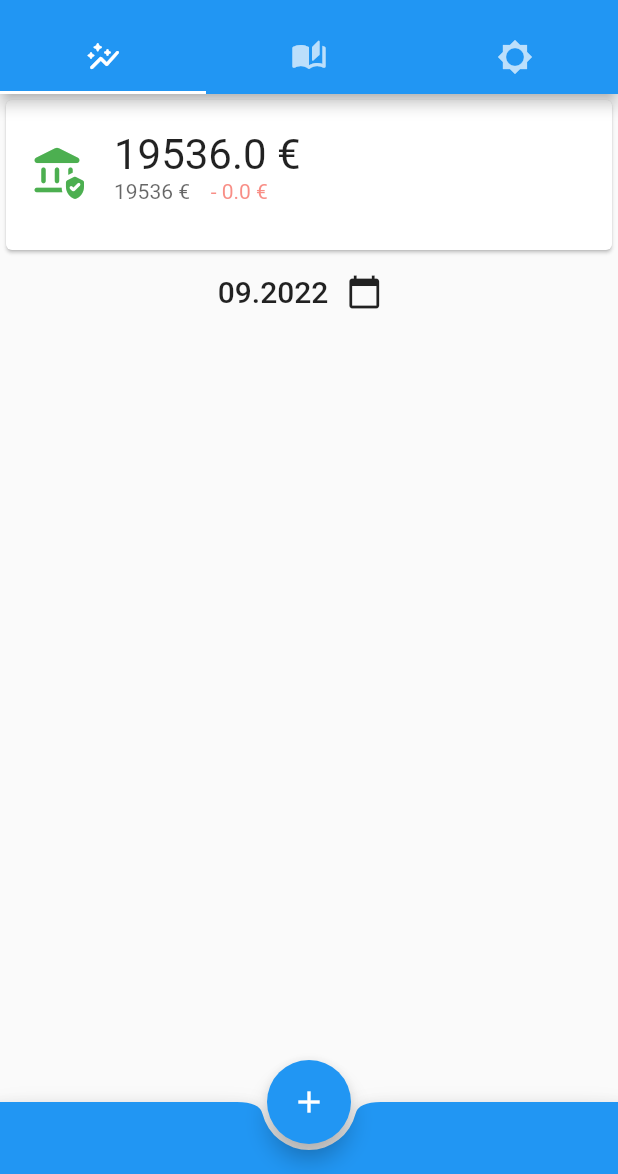
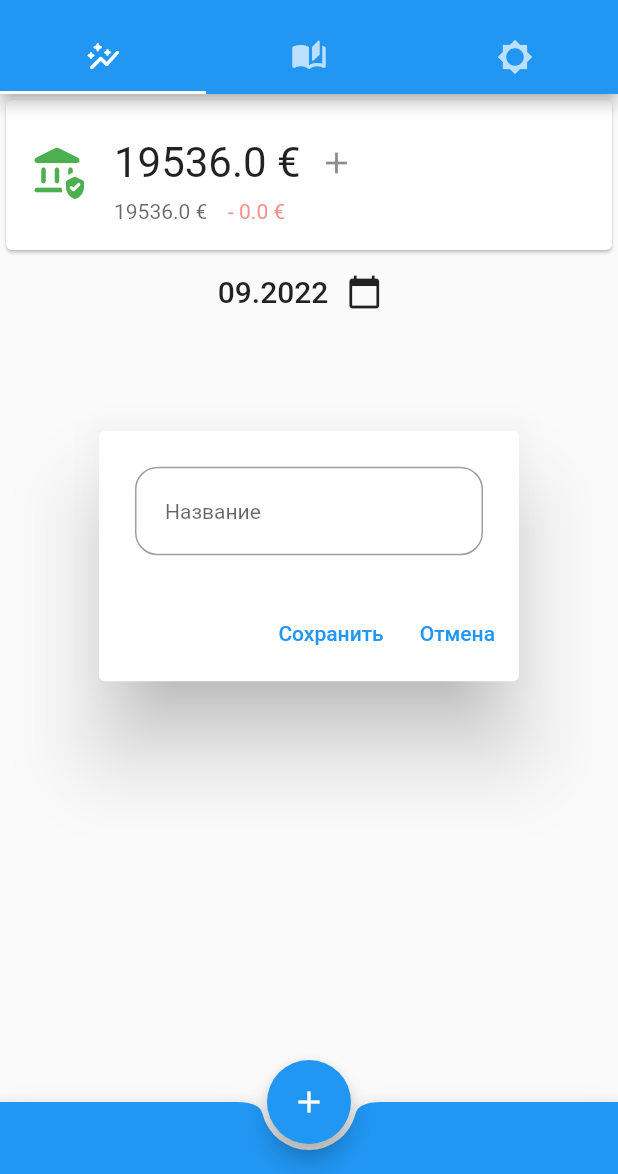
Before and after one commit to AnastasiyaAD/portemonnaie, a Flutter app: the screen it shows after launch, after a tap on an icon or button, on a phone screen of 412 x 824 dp, the part 62-1236 px from its top. Run offline on Flutter 3.47's test engine with Material 2 defaults, Android fonts, the phone set to English and light mode, and no system bars; our stand-ins replace date_format, dropdown_button2, hive, month_picker_dialog, shared_preferences; accounts and stored records are empty; statements that could not run were skipped.

Commit message:
add allMoney

```diff
--- a/lib/main.dart
+++ b/lib/main.dart
@@ -17,6 +17,9 @@ void main() async {
   if(prefs.getDouble('totalSum')==null){
     await prefs.setDouble('totalSum', 0.0);
   }
+  if(prefs.getDouble('allMoney')==null){
+    await prefs.setDouble('allMoney', 19536.0);
+  }
   String appDocPath = appDocDir.path;
   Hive.init(appDocPath);
   Hive.registerAdapter(BuyAdapter());
--- a/lib/presentation/widget/moneyCard.dart
+++ b/lib/presentation/widget/moneyCard.dart
@@ -1,5 +1,6 @@
 import 'package:flutter/material.dart';
 import 'package:shared_preferences/shared_preferences.dart';
+import 'package:portemonnaie/presentation/widget/addNamePopup.dart';
 
 class MoneyCard extends StatefulWidget {
   const MoneyCard({Key? key}) : super(key: key);
@@ -9,23 +10,39 @@ class MoneyCard extends StatefulWidget {
 
 class _MoneyCardState extends State<MoneyCard> {
   final Future<SharedPreferences> _prefs = SharedPreferences.getInstance();
-  int money = 19536;
+  double money = 0;
   double spent = 0;
+  late Future<double> _allMoney;
   Future<void> _incrementtotalSum() async {
     final SharedPreferences prefs = await _prefs;
     final double totalSum = (prefs.getDouble('totalSum') ?? 0.0);
+    final double allMoney = (prefs.getDouble('allMoney') ?? 19536.0);
     setState(() {
       spent = double.parse((totalSum).toStringAsFixed(2));
+      money = double.parse((allMoney).toStringAsFixed(2));
     });
   }
+
+  Future<void> addMoney(int value) async {
+    final SharedPreferences prefs = await _prefs;
+    final double allMoney = (prefs.getDouble('allMoney') ?? 0.0) + value;
+    setState(() {
+      _allMoney = prefs.setDouble('allMoney', allMoney).then((bool success) {
+        debugPrint("totalSum !!!!!!!!! $allMoney");
+        return allMoney;
+      });
+    });
+  }
+
   @override
   void initState() {
     super.initState();
     _incrementtotalSum();
   }
+
   @override
   Widget build(BuildContext context) {
-    double total = 19536 - spent;
+    double total = money - spent;
     return Center(
         child: Card(
       child: InkWell(
@@ -37,8 +54,28 @@ class _MoneyCardState extends State<MoneyCard> {
           height: 100,
           child: Center(
             child: ListTile(
-                leading: const Icon(Icons.assured_workload_rounded ,size:36, color: Colors.green),
-                title: Text("$total €", style: const TextStyle( fontSize: 28.0)),
+                leading: const Icon(Icons.assured_workload_rounded,
+                    size: 36, color: Colors.green),
+                title: Row(children: [
+                  Text("$total €", style: const TextStyle(fontSize: 28.0)),
+                  IconButton(
+                    icon: const Icon(Icons.add),
+                    onPressed: () async {
+                      String value = await Navigator.push(
+                          context,
+                          PageRouteBuilder(
+                              opaque: false,
+                              pageBuilder: (BuildContext context, _, __) =>
+                                  const AddNamePopup()));
+                      if (value.isNotEmpty) {
+                        int addValue = int.parse(value);
+                        await addMoney(addValue);
+                        await _incrementtotalSum();
+                        total = money - spent;
+                      }
+                    },
+                  )
+                ]),
                 subtitle: Row(
                   children: [
                     Text(
@@ -50,12 +87,10 @@ class _MoneyCardState extends State<MoneyCard> {
                       style: TextStyle(color: Colors.red.withOpacity(0.6)),
                     ),
                   ],
-                )
+                )),
           ),
         ),
       ),
-        ),
-      )
-    );
+    ));
   }
 }
```
Also changed, not shown: lib/presentation/widget/addIntPopup.dart (added, +54 -0 lines). Lines whose indentation alone changed are shown as unchanged.
